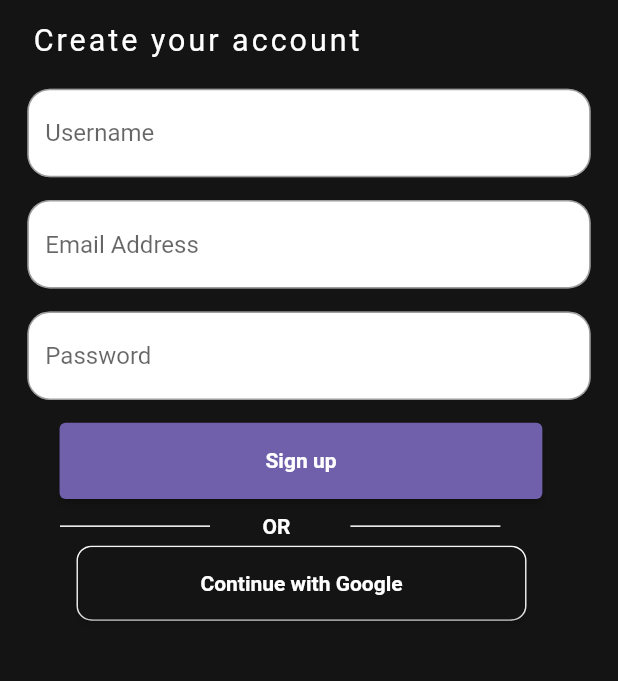
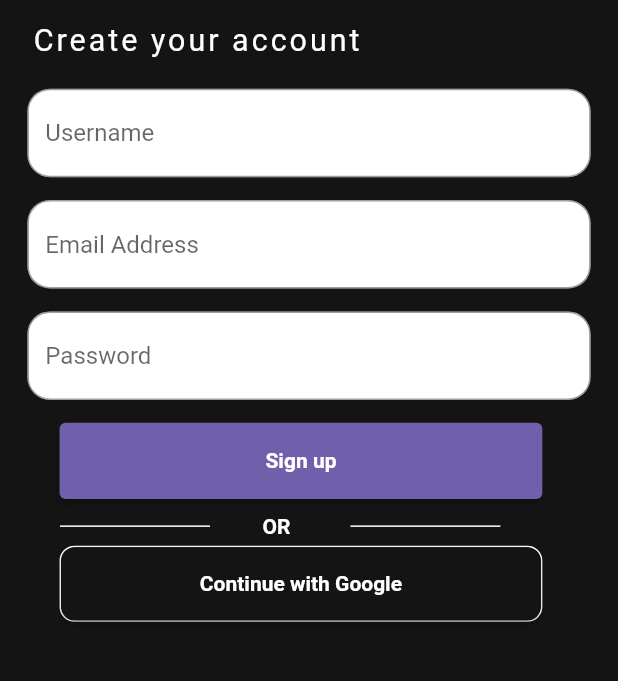
Before and after one commit to shivaga/moviedes, a Flutter app: the signup screen opened directly, on a phone screen of 412 x 824 dp, the part 548-1229 px from its top. Run offline on Flutter 3.47's test engine with Material 2 defaults, Android fonts, the phone set to English and light mode, and no system bars; our stand-ins replace firebase_auth, firebase_core, flutter_screenutil, google_sign_in, page_transition; accounts and stored records are empty; network calls fail.

Commit message:
Some minor bugs fixing

```diff
--- a/lib/main.dart
+++ b/lib/main.dart
@@ -1,13 +1,8 @@
 import 'package:firebase_auth/firebase_auth.dart';
 import 'package:firebase_core/firebase_core.dart';
 import 'package:flutter/material.dart';
-import 'package:loginandsignup/components/google_sign_in.dart';
-import 'package:loginandsignup/screens/login.dart';
 import 'package:loginandsignup/screens/splashscreen.dart';
-import 'package:page_transition/page_transition.dart';
 import 'package:flutter_screenutil/flutter_screenutil.dart';
-import 'package:loginandsignup/components/google_sign_in.dart';
-import 'package:provider/provider.dart';
 Future<void> main() async {
   WidgetsFlutterBinding.ensureInitialized();
   await Firebase.initializeApp();
@@ -26,6 +21,7 @@ class _MainpageState extends State<Mainpage> {
     return ScreenUtilInit(
       minTextAdapt: true,
       designSize: const Size(384.0, 811.2),
+      useInheritedMediaQuery: true,
       builder: (context, child) {
         return MaterialApp(
           debugShowCheckedModeBanner: false,
--- a/lib/screens/signup.dart
+++ b/lib/screens/signup.dart
@@ -38,11 +38,16 @@ class _signupState extends State<signup> {
   var new_email=TextEditingController();
   var new_password=TextEditingController();
   var username=TextEditingController();
+  FocusNode fieldone=FocusNode();
+  FocusNode fieldtwo=FocusNode();
+  FocusNode fieldthree=FocusNode();
   @override
   Widget build(BuildContext context) {
     return Scaffold(
+      resizeToAvoidBottomInset: true,
       backgroundColor: Color.fromRGBO(21, 20, 20, 1.0),
       body:SingleChildScrollView(
+        physics: BouncingScrollPhysics(),
         child: Column(
           children: [
             Container(
@@ -95,8 +100,12 @@ class _signupState extends State<signup> {
                 borderRadius: BorderRadius.circular(15),
               ),
               margin: EdgeInsets.fromLTRB(0, 0, 0, 15.h),
-              child:TextField(
+              child:TextFormField(
                 controller: username,
+                focusNode: fieldone,
+                onFieldSubmitted: (value){
+                   FocusScope.of(context).requestFocus(fieldtwo);
+                },
                 style:TextStyle(fontWeight: FontWeight.normal),
                 decoration: InputDecoration(
                   border:OutlineInputBorder(
@@ -113,8 +122,12 @@ class _signupState extends State<signup> {
                 borderRadius: BorderRadius.circular(15),
               ),
               margin: EdgeInsets.fromLTRB(0, 0, 0, 15.h),
-              child:TextField(
+              child:TextFormField(
+                onFieldSubmitted: (value){
+                  FocusScope.of(context).requestFocus(fieldthree);
+                },
                 controller: new_email,
+                focusNode: fieldtwo,
                 style:TextStyle(fontWeight: FontWeight.normal),
                 decoration: InputDecoration(
                   border:OutlineInputBorder(
@@ -132,9 +145,10 @@ class _signupState extends State<signup> {
                   borderRadius: BorderRadius.circular(15),
                 ),
                 margin: EdgeInsets.fromLTRB(0, 0, 0, 15.h),
-              child:TextField(
+                child:TextFormField(
                   obscureText: true,
                   controller: new_password,
+                  focusNode: fieldthree,
                   //obscureText: true,
                   style:TextStyle(fontWeight: FontWeight.normal),
                   decoration: InputDecoration(
@@ -185,6 +199,7 @@ class _signupState extends State<signup> {
                           email: new_email.text,
                           password: new_password.text,
                           context: context);
+                      user?.updateDisplayName(username.text);
                       print(user);
                       if (user != null) {
                         setState(() {
@@ -224,8 +239,8 @@ class _signupState extends State<signup> {
                 ),
               ),
               Container(
-              width: 300,
-              height:50,
+                width: 300.w,
+                height:50.h,
                 decoration: const BoxDecoration(
                     border: Border(
                       bottom: BorderSide(color: Colors.white),
@@ -235,8 +250,8 @@ class _signupState extends State<signup> {
                     ),
                     borderRadius: BorderRadius.all(Radius.circular(10))
                 ),
-              margin: EdgeInsets.fromLTRB(0, 0, 10, 15),
-              child: ElevatedButton(
+                margin: EdgeInsets.fromLTRB(0, 0, 10.w, 15.h),
+                child:ElevatedButton(
                   style:ElevatedButton.styleFrom(
                     backgroundColor: Color.fromRGBO(21, 20, 20, 1.0),
                     shape: RoundedRectangleBorder(borderRadius: BorderRadius.all(Radius.circular(10))),
@@ -244,13 +259,19 @@ class _signupState extends State<signup> {
                   ),
                   child:Text('Continue with Google'),
                   onPressed: ()async{
-                  await FirebaseServices().signInWithGoogle();
+                    User? result=await Authentication.signInWithGoogle(context:context);
+                    if(result==null){
+                      ScaffoldMessenger.of(context)
+                          .showSnackBar(const SnackBar(content: Text(
+                          "Error occurred using Google Sign In. Try again.")));
+                    }
+                    else {
                       Navigator.pushReplacement(context,
                           MaterialPageRoute(builder: (context) => Home()));
+                    }
                   },
                 ),
               ),
-
             ],
           ),
       ),
```
Also changed, not shown: lib/components/google_sign_in.dart (+66 -21 lines), lib/screens/homepage.dart (+6 -9 lines), lib/screens/login.dart (+19 -6 lines), pubspec.lock, 1 other file. Lines whose indentation alone changed are shown as unchanged.
